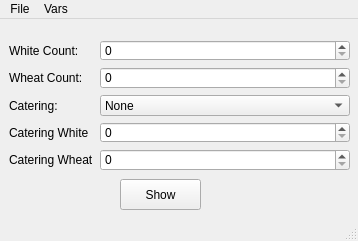
Above: prj/mainwindow.ui from Gmercer015/Aubp before the change. Below: the same form after it.
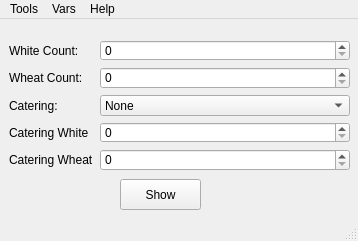
That is the form after the change.

The edit to the form file:
```diff
--- a/prj/mainwindow.ui
+++ b/prj/mainwindow.ui
@@ -132,7 +132,7 @@
    </property>
    <widget class="QMenu" name="menuFile">
     <property name="title">
-     <string>File</string>
+     <string>Tools</string>
     </property>
    </widget>
    <widget class="QMenu" name="menuTools">
@@ -142,8 +142,15 @@
     <addaction name="actionModify"/>
     <addaction name="actionNew_ENVVAR_dir"/>
    </widget>
+   <widget class="QMenu" name="menuHelp">
+    <property name="title">
+     <string>Help</string>
+    </property>
+    <addaction name="actionHelp_me_please"/>
+   </widget>
    <addaction name="menuFile"/>
    <addaction name="menuTools"/>
+   <addaction name="menuHelp"/>
   </widget>
   <action name="actionEnviromentVars">
    <property name="text">
```
Left out of the diff: 31 changed lines with no effect on the pictures.
